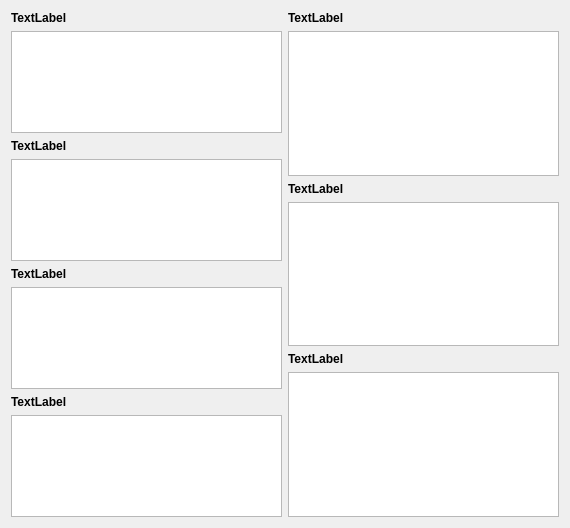
Above: global_resources/forms/subforms/prescriptions/lab_assistant_v2/ui/xx/basics.ui from FreeHealth/freehealth before the change. Below: the same form after it.
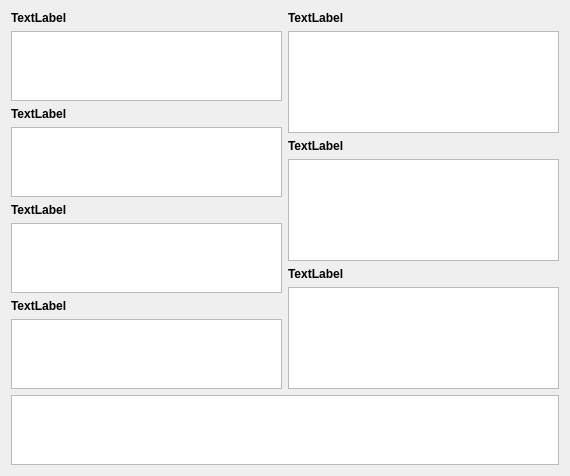
That is the form after the change.

What changed in the file:
```diff
--- a/global_resources/forms/subforms/prescriptions/lab_assistant_v2/ui/xx/basics.ui
+++ b/global_resources/forms/subforms/prescriptions/lab_assistant_v2/ui/xx/basics.ui
@@ -7,7 +7,7 @@
     <x>0</x>
     <y>0</y>
     <width>570</width>
-    <height>528</height>
+    <height>475</height>
    </rect>
   </property>
   <property name="windowTitle">
@@ -233,6 +233,9 @@
      </item>
     </layout>
    </item>
+   <item row="1" column="0" colspan="2">
+    <widget class="QPlainTextEdit" name="plainTextEdit"/>
+   </item>
   </layout>
  </widget>
  <resources/>
```
